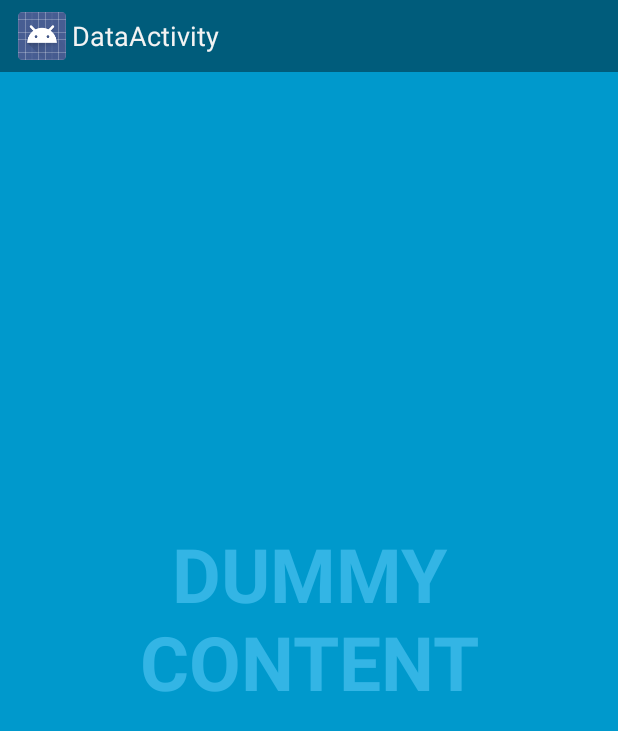
After one commit to keystdio/android_101, an Android app: the DataActivity screen opened directly, with no data from a screen before it, on a phone screen of 412 x 824 dp. The commit adds this screen. Shown: the top 731 px of the screen. Run offline under Robolectric (Android 15) with nearby library versions, the phone set to English and light mode, and no system bars.

Commit message:
Add in new activity, testing connection between windows and Mac

```diff
--- a/app/build.gradle
+++ b/app/build.gradle
@@ -23,4 +23,5 @@ dependencies {
     compile fileTree(dir: 'libs', include: ['*.jar'])
     compile 'com.android.support:appcompat-v7:21.0.3'
     compile 'com.google.android.gms:play-services:6.5.87'
+    compile 'com.android.support:support-v4:21.0.3'
 }
--- /dev/null
+++ b/app/src/main/java/com/example/kuangyou/test/DataActivity.java
@@ -0,0 +1,160 @@
+package com.example.kuangyou.test;
+
+import com.example.kuangyou.test.util.SystemUiHider;
+
+import android.annotation.TargetApi;
+import android.app.Activity;
+import android.os.Build;
+import android.os.Bundle;
+import android.os.Handler;
+import android.view.MotionEvent;
+import android.view.View;
+
+
+/**
+ * An example full-screen activity that shows and hides the system UI (i.e.
+ * status bar and navigation/system bar) with user interaction.
+ *
+ * @see SystemUiHider
+ */
+public class DataActivity extends Activity {
+    /**
+     * Whether or not the system UI should be auto-hidden after
+     * {@link #AUTO_HIDE_DELAY_MILLIS} milliseconds.
+     */
+    private static final boolean AUTO_HIDE = true;
+
+    /**
+     * If {@link #AUTO_HIDE} is set, the number of milliseconds to wait after
+     * user interaction before hiding the system UI.
+     */
+    private static final int AUTO_HIDE_DELAY_MILLIS = 3000;
+
+    /**
+     * If set, will toggle the system UI visibility upon interaction. Otherwise,
+     * will show the system UI visibility upon interaction.
+     */
+    private static final boolean TOGGLE_ON_CLICK = true;
+
+    /**
+     * The flags to pass to {@link SystemUiHider#getInstance}.
+     */
+    private static final int HIDER_FLAGS = SystemUiHider.FLAG_HIDE_NAVIGATION;
+
+    /**
+     * The instance of the {@link SystemUiHider} for this activity.
+     */
+    private SystemUiHider mSystemUiHider;
+
+    @Override
+    protected void onCreate(Bundle savedInstanceState) {
+        super.onCreate(savedInstanceState);
+
+        setContentView(R.layout.activity_data);
+
+        final View controlsView = findViewById(R.id.fullscreen_content_controls);
+        final View contentView = findViewById(R.id.fullscreen_content);
+
+        // Set up an instance of SystemUiHider to control the system UI for
+        // this activity.
+        mSystemUiHider = SystemUiHider.getInstance(this, contentView, HIDER_FLAGS);
+        mSystemUiHider.setup();
+        mSystemUiHider
+                .setOnVisibilityChangeListener(new SystemUiHider.OnVisibilityChangeListener() {
+                    // Cached values.
+                    int mControlsHeight;
+                    int mShortAnimTime;
+
+                    @Override
+                    @TargetApi(Build.VERSION_CODES.HONEYCOMB_MR2)
+                    public void onVisibilityChange(boolean visible) {
+                        if (Build.VERSION.SDK_INT >= Build.VERSION_CODES.HONEYCOMB_MR2) {
+                            // If the ViewPropertyAnimator API is available
+                            // (Honeycomb MR2 and later), use it to animate the
+                            // in-layout UI controls at the bottom of the
+                            // screen.
+                            if (mControlsHeight == 0) {
+                                mControlsHeight = controlsView.getHeight();
+                            }
+                            if (mShortAnimTime == 0) {
+                                mShortAnimTime = getResources().getInteger(
+                                        android.R.integer.config_shortAnimTime);
+                            }
+                            controlsView.animate()
+                                    .translationY(visible ? 0 : mControlsHeight)
+                                    .setDuration(mShortAnimTime);
+                        } else {
+                            // If the ViewPropertyAnimator APIs aren't
+                            // available, simply show or hide the in-layout UI
+                            // controls.
+                            controlsView.setVisibility(visible ? View.VISIBLE : View.GONE);
+                        }
+
+                        if (visible && AUTO_HIDE) {
+                            // Schedule a hide().
+                            delayedHide(AUTO_HIDE_DELAY_MILLIS);
+                        }
+                    }
+                });
+
+        // Set up the user interaction to manually show or hide the system UI.
+        contentView.setOnClickListener(new View.OnClickListener() {
+            @Override
+            public void onClick(View view) {
+                if (TOGGLE_ON_CLICK) {
+                    mSystemUiHider.toggle();
+                } else {
+                    mSystemUiHider.show();
+                }
+            }
+        });
+
+        // Upon interacting with UI controls, delay any scheduled hide()
+        // operations to prevent the jarring behavior of controls going away
+        // while interacting with the UI.
+        findViewById(R.id.dummy_button).setOnTouchListener(mDelayHideTouchListener);
+    }
+
+    @Override
+    protected void onPostCreate(Bundle savedInstanceState) {
+        super.onPostCreate(savedInstanceState);
+
+        // Trigger the initial hide() shortly after the activity has been
+        // created, to briefly hint to the user that UI controls
+        // are available.
+        delayedHide(100);
+    }
+
+
+    /**
+     * Touch listener to use for in-layout UI controls to delay hiding the
+     * system UI. This is to prevent the jarring behavior of controls going away
+     * while interacting with activity UI.
+     */
+    View.OnTouchListener mDelayHideTouchListener = new View.OnTouchListener() {
+        @Override
+        public boolean onTouch(View view, MotionEvent motionEvent) {
+            if (AUTO_HIDE) {
+                delayedHide(AUTO_HIDE_DELAY_MILLIS);
+            }
+            return false;
+        }
+    };
+
+    Handler mHideHandler = new Handler();
+    Runnable mHideRunnable = new Runnable() {
+        @Override
+        public void run() {
+            mSystemUiHider.hide();
+        }
+    };
+
+    /**
+     * Schedules a call to hide() in [delay] milliseconds, canceling any
+     * previously scheduled calls.
+     */
+    private void delayedHide(int delayMillis) {
+        mHideHandler.removeCallbacks(mHideRunnable);
+        mHideHandler.postDelayed(mHideRunnable, delayMillis);
+    }
+}
--- /dev/null
+++ b/app/src/main/java/com/example/kuangyou/test/util/SystemUiHider.java
@@ -0,0 +1,172 @@
+package com.example.kuangyou.test.util;
+
+import android.app.Activity;
+import android.os.Build;
+import android.view.View;
+
+/**
+ * A utility class that helps with showing and hiding system UI such as the
+ * status bar and navigation/system bar. This class uses backward-compatibility
+ * techniques described in <a href=
+ * "http://developer.android.com/training/backward-compatible-ui/index.html">
+ * Creating Backward-Compatible UIs</a> to ensure that devices running any
+ * version of ndroid OS are supported. More specifically, there are separate
+ * implementations of this abstract class: for newer devices,
+ * {@link #getInstance} will return a {@link SystemUiHiderHoneycomb} instance,
+ * while on older devices {@link #getInstance} will return a
+ * {@link SystemUiHiderBase} instance.
+ * <p/>
+ * For more on system bars, see <a href=
+ * "http://developer.android.com/design/get-started/ui-overview.html#system-bars"
+ * > System Bars</a>.
+ *
+ * @see android.view.View#setSystemUiVisibility(int)
+ * @see android.view.WindowManager.LayoutParams#FLAG_FULLSCREEN
+ */
+public abstract class SystemUiHider {
+    /**
+     * When this flag is set, the
+     * {@link android.view.WindowManager.LayoutParams#FLAG_LAYOUT_IN_SCREEN}
+     * flag will be set on older devices, making the status bar "float" on top
+     * of the activity layout. This is most useful when there are no controls at
+     * the top of the activity layout.
+     * <p/>
+     * This flag isn't used on newer devices because the <a
+     * href="http://developer.android.com/design/patterns/actionbar.html">action
+     * bar</a>, the most important structural element of an Android app, should
+     * be visible and not obscured by the system UI.
+     */
+    public static final int FLAG_LAYOUT_IN_SCREEN_OLDER_DEVICES = 0x1;
+
+    /**
+     * When this flag is set, {@link #show()} and {@link #hide()} will toggle
+     * the visibility of the status bar. If there is a navigation bar, show and
+     * hide will toggle low profile mode.
+     */
+    public static final int FLAG_FULLSCREEN = 0x2;
+
+    /**
+     * When this flag is set, {@link #show()} and {@link #hide()} will toggle
+     * the visibility of the navigation bar, if it's present on the device and
+     * the device allows hiding it. In cases where the navigation bar is present
+     * but cannot be hidden, show and hide will toggle low profile mode.
+     */
+    public static final int FLAG_HIDE_NAVIGATION = FLAG_FULLSCREEN | 0x4;
+
+    /**
+     * The activity associated with this UI hider object.
+     */
+    protected Activity mActivity;
+
+    /**
+     * The view on which {@link View#setSystemUiVisibility(int)} will be called.
+     */
+    protected View mAnchorView;
+
+    /**
+     * The current UI hider flags.
+     *
+     * @see #FLAG_FULLSCREEN
+     * @see #FLAG_HIDE_NAVIGATION
+     * @see #FLAG_LAYOUT_IN_SCREEN_OLDER_DEVICES
+     */
+    protected int mFlags;
+
+    /**
+     * The current visibility callback.
+     */
+    protected OnVisibilityChangeListener mOnVisibilityChangeListener = sDummyListener;
+
+    /**
+     * Creates and returns an instance of {@link SystemUiHider} that is
+     * appropriate for this device. The object will be either a
+     * {@link SystemUiHiderBase} or {@link SystemUiHiderHoneycomb} depending on
+     * the device.
+     *
+     * @param activity   The activity whose window's system UI should be
+     *                   controlled by this class.
+     * @param anchorView The view on which
+     *                   {@link View#setSystemUiVisibility(int)} will be called.
+     * @param flags      Either 0 or any combination of {@link #FLAG_FULLSCREEN},
+     *                   {@link #FLAG_HIDE_NAVIGATION}, and
+     *                   {@link #FLAG_LAYOUT_IN_SCREEN_OLDER_DEVICES}.
+     */
+    public static SystemUiHider getInstance(Activity activity, View anchorView, int flags) {
+        if (Build.VERSION.SDK_INT >= Build.VERSION_CODES.HONEYCOMB) {
+            return new SystemUiHiderHoneycomb(activity, anchorView, flags);
+        } else {
+            return new SystemUiHiderBase(activity, anchorView, flags);
+        }
+    }
+
+    protected SystemUiHider(Activity activity, View anchorView, int flags) {
+        mActivity = activity;
+        mAnchorView = anchorView;
+        mFlags = flags;
+    }
+
+    /**
+     * Sets up the system UI hider. Should be called from
+     * {@link Activity#onCreate}.
+     */
+    public abstract void setup();
+
+    /**
+     * Returns whether or not the system UI is visible.
+     */
+    public abstract boolean isVisible();
+
+    /**
+     * Hide the system UI.
+     */
+    public abstract void hide();
+
+    /**
+     * Show the system UI.
+     */
+    public abstract void show();
+
+    /**
+     * Toggle the visibility of the system UI.
+     */
+    public void toggle() {
+        if (isVisible()) {
+            hide();
+        } else {
+            show();
+        }
+    }
+
+    /**
+     * Registers a callback, to be triggered when the system UI visibility
+     * changes.
+     */
+    public void setOnVisibilityChangeListener(OnVisibilityChangeListener listener) {
+        if (listener == null) {
+            listener = sDummyListener;
+        }
+
+        mOnVisibilityChangeListener = listener;
+    }
+
+    /**
+     * A dummy no-op callback for use when there is no other listener set.
+     */
+    private static OnVisibilityChangeListener sDummyListener = new OnVisibilityChangeListener() {
+        @Override
+        public void onVisibilityChange(boolean visible) {
+        }
+    };
+
+    /**
+     * A callback interface used to listen for system UI visibility changes.
+     */
+    public interface OnVisibilityChangeListener {
+        /**
+         * Called when the system UI visibility has changed.
+         *
+         * @param visible True if the system UI is visible.
+         */
+        public void onVisibilityChange(boolean visible);
+    }
+}
--- /dev/null
+++ b/app/src/main/java/com/example/kuangyou/test/util/SystemUiHiderHoneycomb.java
@@ -0,0 +1,141 @@
+package com.example.kuangyou.test.util;
+
+import android.annotation.TargetApi;
+import android.app.Activity;
+import android.os.Build;
+import android.view.View;
+import android.view.WindowManager;
+
+/**
+ * An API 11+ implementation of {@link SystemUiHider}. Uses APIs available in
+ * Honeycomb and later (specifically {@link View#setSystemUiVisibility(int)}) to
+ * show and hide the system UI.
+ */
+@TargetApi(Build.VERSION_CODES.HONEYCOMB)
+public class SystemUiHiderHoneycomb extends SystemUiHiderBase {
+    /**
+     * Flags for {@link View#setSystemUiVisibility(int)} to use when showing the
+     * system UI.
+     */
+    private int mShowFlags;
+
+    /**
+     * Flags for {@link View#setSystemUiVisibility(int)} to use when hiding the
+     * system UI.
+     */
+    private int mHideFlags;
+
+    /**
+     * Flags to test against the first parameter in
+     * {@link android.view.View.OnSystemUiVisibilityChangeListener#onSystemUiVisibilityChange(int)}
+     * to determine the system UI visibility state.
+     */
+    private int mTestFlags;
+
+    /**
+     * Whether or not the system UI is currently visible. This is cached from
+     * {@link android.view.View.OnSystemUiVisibilityChangeListener}.
+     */
+    private boolean mVisible = true;
+
+    /**
+     * Constructor not intended to be called by clients. Use
+     * {@link SystemUiHider#getInstance} to obtain an instance.
+     */
+    protected SystemUiHiderHoneycomb(Activity activity, View anchorView, int flags) {
+        super(activity, anchorView, flags);
+
+        mShowFlags = View.SYSTEM_UI_FLAG_VISIBLE;
+        mHideFlags = View.SYSTEM_UI_FLAG_LOW_PROFILE;
+        mTestFlags = View.SYSTEM_UI_FLAG_LOW_PROFILE;
+
+        if ((mFlags & FLAG_FULLSCREEN) != 0) {
+            // If the client requested fullscreen, add flags relevant to hiding
+            // the status bar. Note that some of these constants are new as of
+            // API 16 (Jelly Bean). It is safe to use them, as they are inlined
+            // at compile-time and do nothing on pre-Jelly Bean devices.
+            mShowFlags |= View.SYSTEM_UI_FLAG_LAYOUT_FULLSCREEN;
+            mHideFlags |= View.SYSTEM_UI_FLAG_LAYOUT_FULLSCREEN
+                    | View.SYSTEM_UI_FLAG_FULLSCREEN;
+        }
+
+        if ((mFlags & FLAG_HIDE_NAVIGATION) != 0) {
+            // If the client requested hiding navigation, add relevant flags.
+            mShowFlags |= View.SYSTEM_UI_FLAG_LAYOUT_HIDE_NAVIGATION;
+            mHideFlags |= View.SYSTEM_UI_FLAG_LAYOUT_HIDE_NAVIGATION
+                    | View.SYSTEM_UI_FLAG_HIDE_NAVIGATION;
+            mTestFlags |= View.SYSTEM_UI_FLAG_HIDE_NAVIGATION;
+        }
+    }
+
+    /**
+     * {@inheritDoc}
+     */
+    @Override
+    public void setup() {
+        mAnchorView.setOnSystemUiVisibilityChangeListener(mSystemUiVisibilityChangeListener);
+    }
+
+    /**
+     * {@inheritDoc}
+     */
+    @Override
+    public void hide() {
+        mAnchorView.setSystemUiVisibility(mHideFlags);
+    }
+
+    /**
+     * {@inheritDoc}
+     */
+    @Override
+    public void show() {
+        mAnchorView.setSystemUiVisibility(mShowFlags);
+    }
+
+    /**
+     * {@inheritDoc}
+     */
+    @Override
+    public boolean isVisible() {
+        return mVisible;
+    }
+
+    private View.OnSystemUiVisibilityChangeListener mSystemUiVisibilityChangeListener
+            = new View.OnSystemUiVisibilityChangeListener() {
+        @Override
+        public void onSystemUiVisibilityChange(int vis) {
+            // Test against mTestFlags to see if the system UI is visible.
+            if ((vis & mTestFlags) != 0) {
+                if (Build.VERSION.SDK_INT < Build.VERSION_CODES.JELLY_BEAN) {
+                    // Pre-Jelly Bean, we must manually hide the action bar
+                    // and use the old window flags API.
+                    mActivity.getActionBar().hide();
+                    mActivity.getWindow().setFlags(
+                            WindowManager.LayoutParams.FLAG_FULLSCREEN,
+                            WindowManager.LayoutParams.FLAG_FULLSCREEN);
+                }
+
+                // Trigger the registered listener and cache the visibility
+                // state.
+                mOnVisibilityChangeListener.onVisibilityChange(false);
+                mVisible = false;
+
+            } else {
+                mAnchorView.setSystemUiVisibility(mShowFlags);
+                if (Build.VERSION.SDK_INT < Build.VERSION_CODES.JELLY_BEAN) {
+                    // Pre-Jelly Bean, we must manually show the action bar
+                    // and use the old window flags API.
+                    mActivity.getActionBar().show();
+                    mActivity.getWindow().setFlags(
+                            0,
+                            WindowManager.LayoutParams.FLAG_FULLSCREEN);
+                }
+
+                // Trigger the registered listener and cache the visibility
+                // state.
+                mOnVisibilityChangeListener.onVisibilityChange(true);
+                mVisible = true;
+            }
+        }
+    };
+}
--- /dev/null
+++ b/app/src/main/res/layout/activity_data.xml
@@ -0,0 +1,32 @@
+<FrameLayout xmlns:android="http://schemas.android.com/apk/res/android"
+    xmlns:tools="http://schemas.android.com/tools" android:layout_width="match_parent"
+    android:layout_height="match_parent" android:background="#0099cc"
+    tools:context="com.example.kuangyou.test.DataActivity">
+
+    <!-- The primary full-screen view. This can be replaced with whatever view
+         is needed to present your content, e.g. VideoView, SurfaceView,
+         TextureView, etc. -->
+    <TextView android:id="@+id/fullscreen_content" android:layout_width="match_parent"
+        android:layout_height="match_parent" android:keepScreenOn="true" android:textColor="#33b5e5"
+        android:textStyle="bold" android:textSize="50sp" android:gravity="center"
+        android:text="@string/dummy_content" />
+
+    <!-- This FrameLayout insets its children based on system windows using
+         android:fitsSystemWindows. -->
+    <FrameLayout android:layout_width="match_parent" android:layout_height="match_parent"
+        android:fitsSystemWindows="true">
+
+        <LinearLayout android:id="@+id/fullscreen_content_controls" style="?metaButtonBarStyle"
+            android:layout_width="match_parent" android:layout_height="wrap_content"
+            android:layout_gravity="bottom|center_horizontal"
+            android:background="@color/black_overlay" android:orientation="horizontal"
+            tools:ignore="UselessParent">
+
+            <Button android:id="@+id/dummy_button" style="?metaButtonBarButtonStyle"
+                android:layout_width="0dp" android:layout_height="wrap_content"
+                android:layout_weight="1" android:text="@string/dummy_button" />
+
+        </LinearLayout>
+    </FrameLayout>
+
+</FrameLayout>
--- /dev/null
+++ b/app/src/main/res/values-v11/styles.xml
@@ -0,0 +1,15 @@
+<resources>
+
+    <style name="FullscreenTheme" parent="android:Theme.Holo">
+        <item name="android:actionBarStyle">@style/FullscreenActionBarStyle</item>
+        <item name="android:windowActionBarOverlay">true</item>
+        <item name="android:windowBackground">@null</item>
+        <item name="metaButtonBarStyle">?android:attr/buttonBarStyle</item>
+        <item name="metaButtonBarButtonStyle">?android:attr/buttonBarButtonStyle</item>
+    </style>
+
+    <style name="FullscreenActionBarStyle" parent="android:Widget.Holo.ActionBar">
+        <item name="android:background">@color/black_overlay</item>
+    </style>
+
+</resources>
--- /dev/null
+++ b/app/src/main/res/values/colors.xml
@@ -0,0 +1,5 @@
+<resources>
+
+    <color name="black_overlay">#66000000</color>
+
+</resources>
--- a/app/src/main/res/values/strings.xml
+++ b/app/src/main/res/values/strings.xml
@@ -5,5 +5,8 @@
     <string name="hello_world">Hello world!</string>
     <string name="action_settings">Settings</string>
     <string name="title_activity_login">LoginActivity</string>
+    <string name="title_activity_data">DataActivity</string>
+    <string name="dummy_button">Dummy Button</string>
+    <string name="dummy_content">DUMMY\nCONTENT</string>
 
 </resources>
--- a/app/src/main/res/values/styles.xml
+++ b/app/src/main/res/values/styles.xml
@@ -1,3 +1,4 @@
+<?xml version="1.0" encoding="utf-8"?>
 <resources>
 
     <!-- Base application theme. -->
@@ -5,4 +6,21 @@
         <!-- Customize your theme here. -->
     </style>
 
+    <style name="FullscreenTheme" parent="android:Theme.NoTitleBar">
+        <item name="android:windowContentOverlay">@null</item>
+        <item name="android:windowBackground">@null</item>
+        <item name="metaButtonBarStyle">@style/ButtonBar</item>
+        <item name="metaButtonBarButtonStyle">@style/ButtonBarButton</item>
+    </style>
+
+    <style name="ButtonBar">
+        <item name="android:paddingLeft">2dp</item>
+        <item name="android:paddingTop">5dp</item>
+        <item name="android:paddingRight">2dp</item>
+        <item name="android:paddingBottom">0dp</item>
+        <item name="android:background">@android:drawable/bottom_bar</item>
+    </style>
+
+    <style name="ButtonBarButton" />
+
 </resources>
```
Also changed, not shown: app/src/main/AndroidManifest.xml (+7 -0 lines), app/src/main/java/com/example/kuangyou/test/util/SystemUiHiderBase.java (added, +63 -0 lines), app/src/main/res/values/attrs.xml (added, +12 -0 lines), 2 other files.
